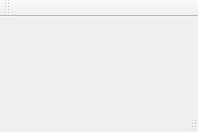
Above: 09-CodageDetecterLecteurs/DetecterLecteurs/detecterlecteurs.ui from BriceJamin/BriceJamin-ProjetSuPer before the change. Below: the same form after it.
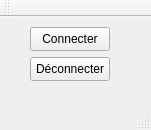
That is the form after the change.

Commit message: Ajout boutons Connecter Déconnecter

Patch:
```diff
--- a/09-CodageDetecterLecteurs/DetecterLecteurs/detecterlecteurs.ui
+++ b/09-CodageDetecterLecteurs/DetecterLecteurs/detecterlecteurs.ui
@@ -6,14 +6,41 @@
    <rect>
     <x>0</x>
     <y>0</y>
-    <width>198</width>
-    <height>132</height>
+    <width>151</width>
+    <height>130</height>
    </rect>
   </property>
   <property name="windowTitle">
    <string>DetecterLecteurs</string>
   </property>
-  <widget class="QWidget" name="centralWidget"/>
+  <widget class="QWidget" name="centralWidget">
+   <widget class="QPushButton" name="pbConnecter">
+    <property name="geometry">
+     <rect>
+      <x>30</x>
+      <y>10</y>
+      <width>80</width>
+      <height>24</height>
+     </rect>
+    </property>
+    <property name="text">
+     <string>Connecter</string>
+    </property>
+   </widget>
+   <widget class="QPushButton" name="pbDeconnecter">
+    <property name="geometry">
+     <rect>
+      <x>30</x>
+      <y>40</y>
+      <width>80</width>
+      <height>24</height>
+     </rect>
+    </property>
+    <property name="text">
+     <string>Déconnecter</string>
+    </property>
+   </widget>
+  </widget>
   <widget class="QMenuBar" name="menuBar">
    <property name="geometry">
     <rect>
```
Left out of the diff: 4 changed lines with no effect on the pictures.
